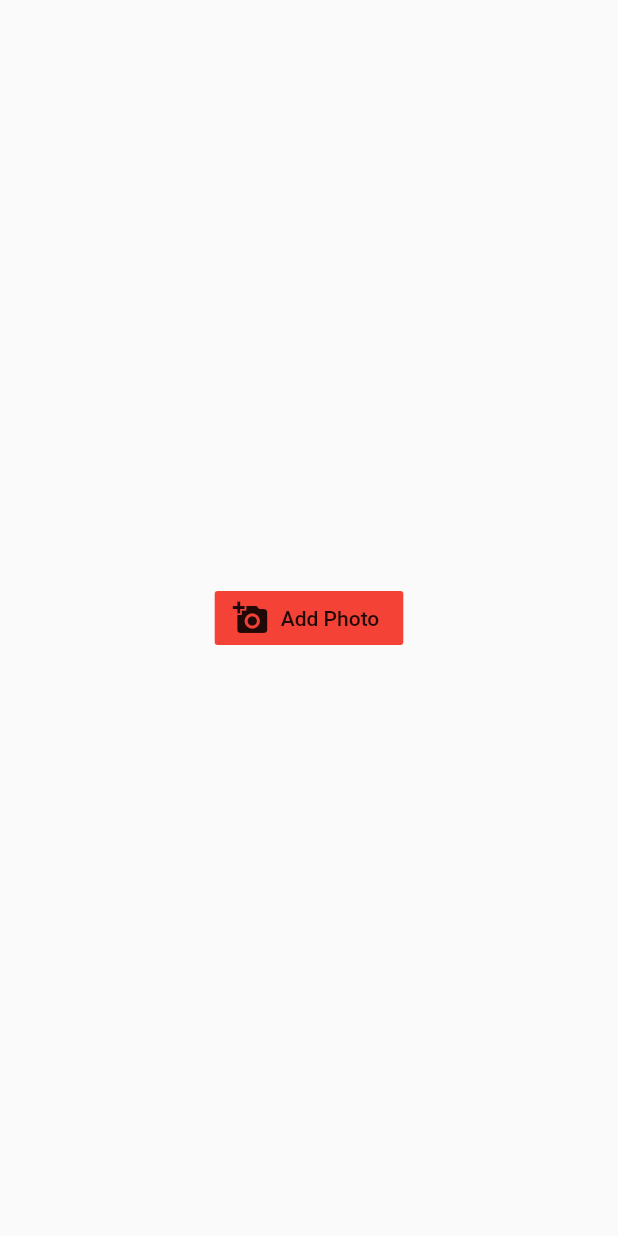
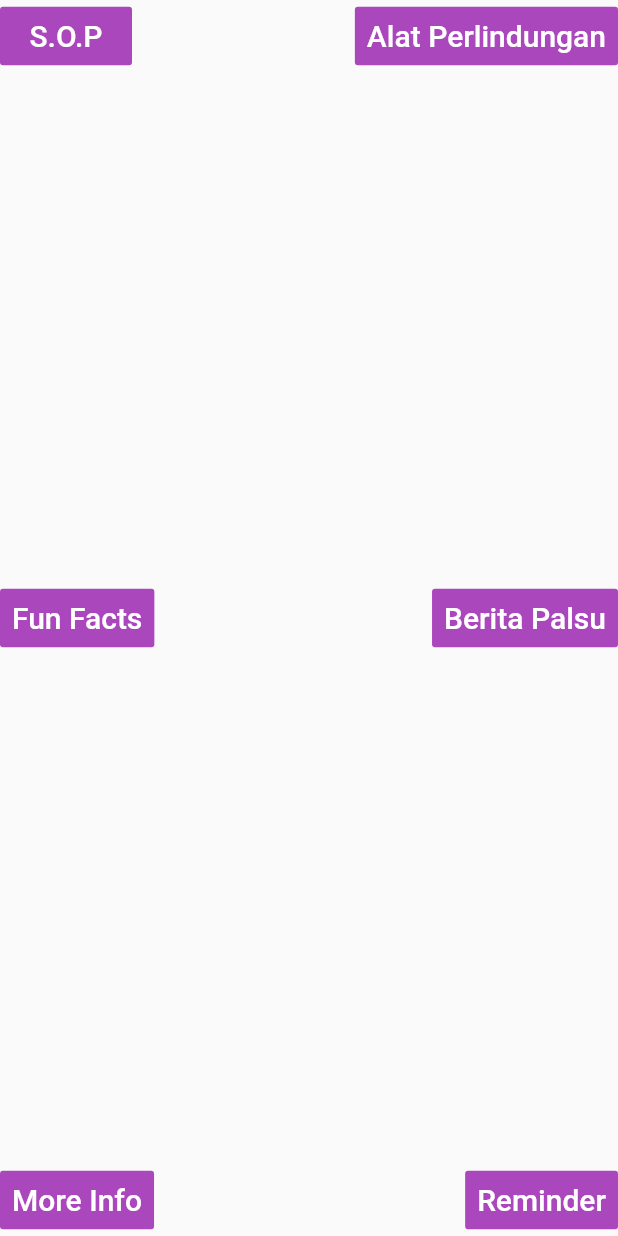
Before and after one commit to TheSecretIron/flutter_apptest1, a Flutter app: the Info screen opened directly, on a phone screen of 412 x 824 dp. Run offline on Flutter 3.47's test engine with Material 2 defaults, Android fonts, the phone set to English and light mode, and no system bars; our stand-ins replace curved_navigation_bar.

Commit message:
The Big Update 1.2

```diff
--- a/lib/info.dart
+++ b/lib/info.dart
@@ -5,14 +5,100 @@ class Info extends StatelessWidget {
   @override
   Widget build(BuildContext context) {
     return Scaffold(
-      body: Center(
-        child: FlatButton.icon(
-          color: Colors.red,
-          icon: Icon(Icons.add_a_photo), //`Icon` to display
-          label: Text('Add Photo'), //`Text` to display
-          onPressed: () {},
-        ),
-      ),
+      body: Stack(
+        children: <Widget> [
+          Align(
+              alignment: AlignmentDirectional.topStart,
+              child: FlatButton(
+                color: Colors.purple[400],
+                textColor: Colors.white,
+                disabledColor: Colors.grey,
+                disabledTextColor: Colors.black,
+                padding: EdgeInsets.all(8.0),
+                onPressed: () {},
+                child: Text(
+                "S.O.P",
+                style: TextStyle(fontSize: 20.0),
+              ),
+            )
+          ),
+          Align(
+              alignment: Alignment.topRight,
+              child: FlatButton(
+                color: Colors.purple[400],
+                textColor: Colors.white,
+                disabledColor: Colors.grey,
+                disabledTextColor: Colors.black,
+                padding: EdgeInsets.all(8.0),
+                onPressed: () {},
+                child: Text(
+                  "Alat Perlindungan",
+                  style: TextStyle(fontSize: 20.0),
+                ),
+              )
+          ),
+          Align(
+              alignment: Alignment.centerLeft,
+              child: FlatButton(
+                color: Colors.purple[400],
+                textColor: Colors.white,
+                disabledColor: Colors.grey,
+                disabledTextColor: Colors.black,
+                padding: EdgeInsets.all(8.0),
+                onPressed: () {},
+                child: Text(
+                  "Fun Facts",
+                  style: TextStyle(fontSize: 20.0),
+                ),
+              )
+          ),
+          Align(
+              alignment: Alignment.centerRight,
+              child: FlatButton(
+                color: Colors.purple[400],
+                textColor: Colors.white,
+                disabledColor: Colors.grey,
+                disabledTextColor: Colors.black,
+                padding: EdgeInsets.all(8.0),
+                onPressed: () {},
+                child: Text(
+                  "Berita Palsu",
+                  style: TextStyle(fontSize: 20.0),
+                ),
+              )
+          ),
+          Align(
+              alignment: Alignment.bottomLeft,
+              child: FlatButton(
+                color: Colors.purple[400],
+                textColor: Colors.white,
+                disabledColor: Colors.grey,
+                disabledTextColor: Colors.black,
+                padding: EdgeInsets.all(8.0),
+                onPressed: () {},
+                child: Text(
+                  "More Info",
+                  style: TextStyle(fontSize: 20.0),
+                ),
+              )
+          ),
+          Align(
+              alignment: Alignment.bottomRight,
+              child: FlatButton(
+                color: Colors.purple[400],
+                textColor: Colors.white,
+                disabledColor: Colors.grey,
+                disabledTextColor: Colors.black,
+                padding: EdgeInsets.all(8.0),
+                onPressed: () {},
+                child: Text(
+                  "Reminder",
+                  style: TextStyle(fontSize: 20.0),
+                ),
+              )
+          ),
+        ],
+      )
     );
   }
 }
```
